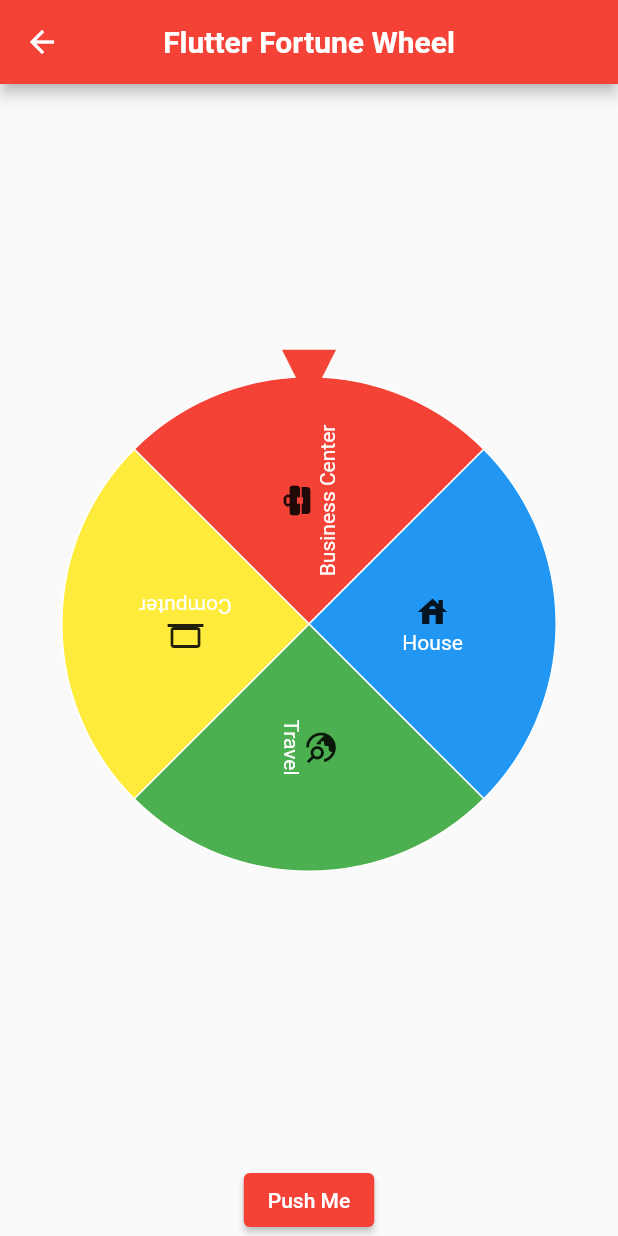
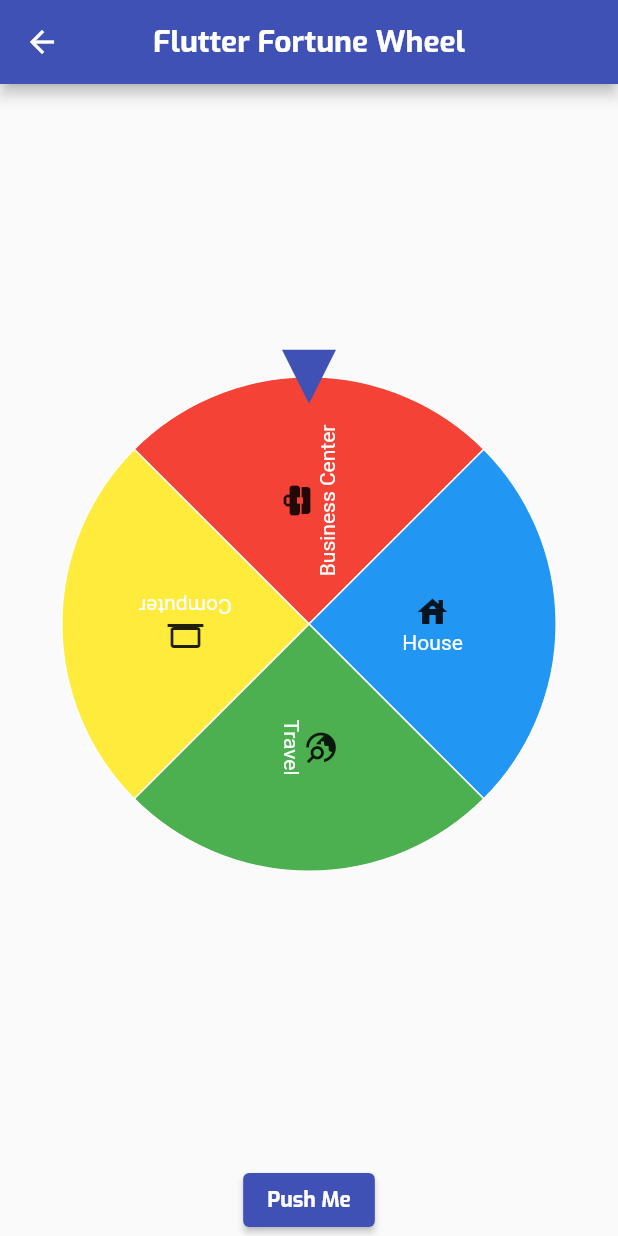
Before and after one commit to TheoGalang/SPINTHER, a Flutter app: the screen it shows once a user with an empty profile is signed in, after a tap on "Game Spin", on a phone screen of 412 x 824 dp. Run offline on Flutter 3.47's test engine with Material 2 defaults, Android fonts, the light colour scheme and no system bars; drawn by our look-alikes of flutter_fortune_wheel; our stand-ins replace cloud_firestore, firebase_auth, firebase_core, grouped_list; accounts and stored records are empty; network calls fail.

Commit message:
baru 50%

```diff
--- a/lib/diary_page/diaryList.dart
+++ b/lib/diary_page/diaryList.dart
@@ -2,6 +2,7 @@ import 'package:flutter/material.dart';
 import 'package:grouped_list/grouped_list.dart';
 import 'package:intl/date_symbol_data_local.dart';
 import 'package:intl/intl.dart';
+import 'package:spinther/diary_page/writeDiary.dart';
 
 List _dataDummy = [
   {
@@ -48,6 +49,7 @@ class _DiaryListState extends State<DiaryList> {
   Widget build(BuildContext context) {
     initializeDateFormatting('id', null);
     return Scaffold(
+      // backgroundColor: Colors.blue[600],
       appBar: AppBar(
         title: Text(
           'My List Diary',
@@ -130,7 +132,8 @@ class _DiaryListState extends State<DiaryList> {
       ),
       floatingActionButton: FloatingActionButton(
         onPressed: () {
-          print("clicked");
+          Navigator.push(
+              context, MaterialPageRoute(builder: (context) => WriteDiary()));
         },
         child: Icon(Icons.add),
       ),
--- a/lib/home_page/griddashboard.dart
+++ b/lib/home_page/griddashboard.dart
@@ -70,7 +70,7 @@ class _GridDashboardState extends State<GridDashboard> {
               },
               child: Container(
                 decoration: BoxDecoration(
-                    color: Color(color),
+                    color: Color.fromRGBO(244, 249, 249, 50),
                     borderRadius: BorderRadius.circular(10)),
                 child: Column(
                   mainAxisAlignment: MainAxisAlignment.center,
@@ -85,7 +85,7 @@ class _GridDashboardState extends State<GridDashboard> {
                     Text(
                       data.title,
                       style: (TextStyle(
-                          color: Colors.white,
+                          color: Colors.black,
                           fontSize: 16,
                           fontWeight: FontWeight.w600)),
                     ),
--- a/lib/home_page/homePage.dart
+++ b/lib/home_page/homePage.dart
@@ -17,8 +17,18 @@ class _HomePageState extends State<HomePage> {
   Widget build(BuildContext context) {
     final loginProvider = Provider.of<AuthServices>(context);
     return Scaffold(
-      backgroundColor: Color(0xff1565C0),
-      body: Column(
+      backgroundColor: Colors.blue[600],
+      body: Container(
+        decoration: BoxDecoration(
+            gradient: LinearGradient(
+          begin: Alignment.bottomRight,
+          end: Alignment.topLeft,
+          colors: [
+            Colors.lightBlue,
+            Color.fromRGBO(255, 237, 218, 10),
+          ],
+        )),
+        child: Column(
           children: <Widget>[
             SizedBox(
               height: 110,
@@ -32,21 +42,14 @@ class _HomePageState extends State<HomePage> {
                     crossAxisAlignment: CrossAxisAlignment.start,
                     children: <Widget>[
                       Text(
-                      "Halo SPINTHER",
+                        "Halo, SPINTHER",
                         style: (TextStyle(
-                          color: Colors.white,
-                          fontSize: 18,
-                          fontWeight: FontWeight.bold)),
+                          color: Colors.black,
+                          fontSize: 24,
+                        )),
                       ),
                       SizedBox(
-                      height: 4,
-                    ),
-                    Text(
-                      "Home",
-                      style: (TextStyle(
-                          color: Color(0xffa29aac),
-                          fontSize: 14,
-                          fontWeight: FontWeight.w600)),
+                        height: 8,
                       ),
                     ],
                   ),
@@ -59,6 +62,7 @@ class _HomePageState extends State<HomePage> {
             GridDashboard()
           ],
         ),
+      ),
       floatingActionButton: FloatingActionButton(
         onPressed: () {
           loginProvider.logout();
--- a/lib/login/loginPage.dart
+++ b/lib/login/loginPage.dart
@@ -28,8 +28,17 @@ class LoginPageState extends State<LoginPage> {
   Widget build(BuildContext context) {
     final loginProvider = Provider.of<AuthServices>(context);
     return Scaffold(
-        backgroundColor: Colors.blue[600],
-        body: Form(
+      body: Container(
+        decoration: BoxDecoration(
+            gradient: LinearGradient(
+          begin: Alignment.bottomRight,
+          end: Alignment.topLeft,
+          colors: [
+            Colors.lightBlue,
+            Color.fromRGBO(255, 237, 218, 10),
+          ],
+        )),
+        child: Form(
           key: _formKey,
           child: Column(
             mainAxisAlignment: MainAxisAlignment.center,
@@ -45,6 +54,7 @@ class LoginPageState extends State<LoginPage> {
               Container(
                 margin: EdgeInsets.symmetric(horizontal: 100),
                 child: TextFormField(
+                  style: TextStyle(fontSize: 15),
                   controller: _emailController,
                   decoration: InputDecoration(hintText: 'Email'),
                 ),
@@ -52,6 +62,7 @@ class LoginPageState extends State<LoginPage> {
               Container(
                 margin: EdgeInsets.symmetric(horizontal: 100),
                 child: TextFormField(
+                  style: TextStyle(fontSize: 15),
                   controller: _passwordController,
                   obscureText: true,
                   decoration: InputDecoration(hintText: 'Password'),
@@ -66,7 +77,6 @@ class LoginPageState extends State<LoginPage> {
                           _passwordController.text.trim());
                     }
                   },
-                  style: ElevatedButton.styleFrom(primary: Colors.black),
                   child: Text('LOGIN'),
                 ),
               ),
@@ -94,6 +104,8 @@ class LoginPageState extends State<LoginPage> {
                 )
             ],
           ),
-        ));
+        ),
+      ),
+    );
   }
 }
--- a/lib/login/registerPage.dart
+++ b/lib/login/registerPage.dart
@@ -38,12 +38,17 @@ class _RegisterPageState extends State<RegisterPage> {
   Widget build(BuildContext context) {
     final loginProvider = Provider.of<AuthServices>(context);
     return Scaffold(
-      appBar: AppBar(
-        backgroundColor: Colors.blueGrey,
-        title: Text('Daftar'),
-        centerTitle: true,
-      ),
-      body: Form(
+      body: Container(
+        decoration: BoxDecoration(
+            gradient: LinearGradient(
+          begin: Alignment.bottomRight,
+          end: Alignment.topLeft,
+          colors: [
+            Colors.lightBlue,
+            Color.fromRGBO(255, 237, 218, 10),
+          ],
+        )),
+        child: Form(
           key: _formKey,
           child: Column(
             mainAxisAlignment: MainAxisAlignment.start,
@@ -92,7 +97,8 @@ class _RegisterPageState extends State<RegisterPage> {
                 ),
               ),
               Container(
-                margin: EdgeInsets.only(top: 25), child: Text('* Wajib Diisi')),
+                  margin: EdgeInsets.only(top: 25),
+                  child: Text('* Wajib Diisi')),
               Container(
                 margin: EdgeInsets.only(top: 50),
                 child: ElevatedButton(
@@ -117,6 +123,7 @@ class _RegisterPageState extends State<RegisterPage> {
             ],
           ),
         ),
+      ),
     );
   }
 }
--- a/lib/main.dart
+++ b/lib/main.dart
@@ -30,7 +30,8 @@ class MyApp extends StatelessWidget {
                     value: AuthServices().user, initialData: null)
               ],
               child: MaterialApp(
-                theme: ThemeData(primarySwatch: Colors.red),
+                theme:
+                    ThemeData(primarySwatch: Colors.indigo, fontFamily: 'Exo'),
                 home: Wrapper(),
               ),
             );
```
Also changed, not shown: lib/diary_page/writeDiary.dart (added, +234 -0 lines), pubspec.yaml (+5 -12 lines), assets/fonts/Exo-Bold.ttf (added), assets/fonts/Exo-Medium.ttf (added), assets/image/angry.png (added), assets/image/cry.png (added), assets/image/lock.png (added), assets/image/love.png (added), assets/image/photo.png (added), assets/image/sad.png (added), assets/image/save.png (added), assets/image/vn.png (added), 1 other file. Lines whose indentation alone changed are shown as unchanged.
